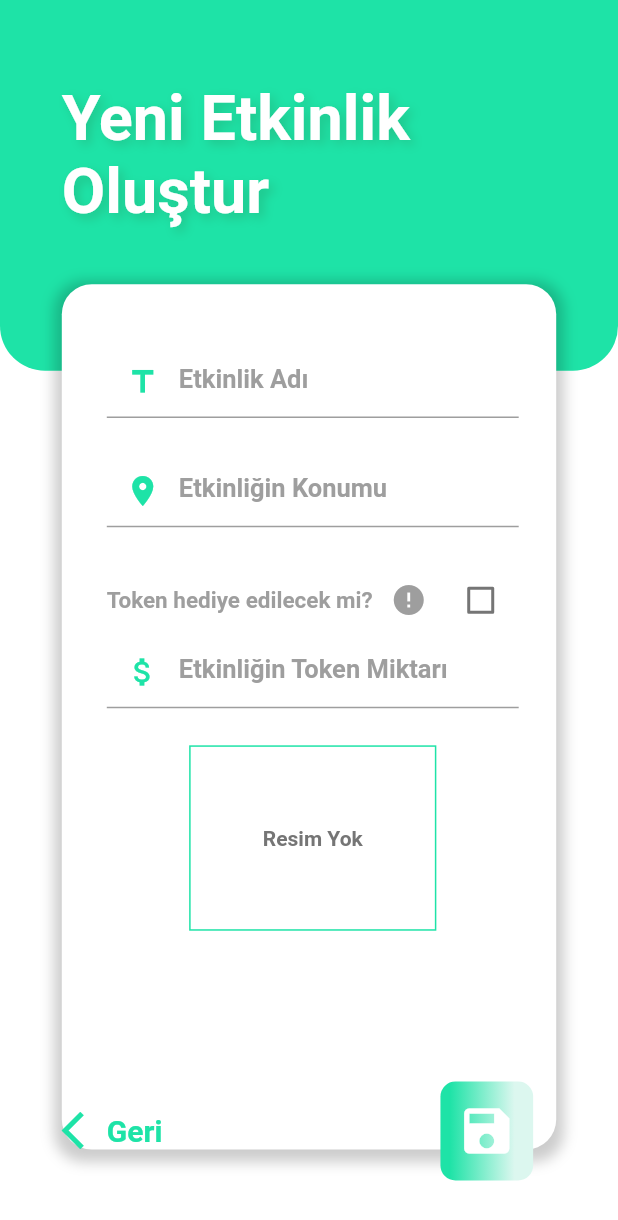
After one commit to MrBuluc/mvrg_app, a Flutter app: the CreateEventPage screen opened directly, on a phone screen of 412 x 824 dp. The commit adds this screen. Shown: the top 1220 px of the screen. Run offline on Flutter 3.47's test engine with Material 2 defaults, Android fonts, the light colour scheme and no system bars; our stand-ins replace awesome_dialog, cloud_firestore, connectivity_plus, firebase_auth, firebase_core, firebase_storage and 2 more; accounts and stored records are empty; Roboto replaces fonts that are missing (Catamaran).

Commit message:
added events and create event pages

```diff
--- a/lib/common_widget/text_form_fieldC.dart
+++ b/lib/common_widget/text_form_fieldC.dart
@@ -33,11 +33,7 @@ class TextFormFieldC extends StatelessWidget {
             iconData,
             color: newBadgeAndEventColor,
           ),
-          hintStyle: const TextStyle(
-              fontFamily: "Catamaran",
-              fontWeight: FontWeight.bold,
-              color: Colors.grey,
-              fontSize: 17),
+          hintStyle: textFormFieldHintStyle,
           hintText: hintText),
       validator: validator,
     );
--- a/lib/ui/const.dart
+++ b/lib/ui/const.dart
@@ -97,10 +97,16 @@ const TextStyle miniHeader = TextStyle(
       )
     ]);
 
+const TextStyle textFormFieldHintStyle = TextStyle(
+    fontFamily: "Catamaran",
+    fontWeight: FontWeight.bold,
+    color: Colors.grey,
+    fontSize: 17);
+
 Color textFieldPrimaryColor = const Color.fromRGBO(30, 227, 167, 1);
 Color colorOne = const Color.fromRGBO(116, 235, 213, 1);
 Color colorTwo = const Color.fromRGBO(172, 182, 229, 1);
-Color newBadgeColor = const Color.fromRGBO(30, 227, 167, 1);
+Color newBadgeAndEventColor = const Color.fromRGBO(30, 227, 167, 1);
 
 Decoration gradient = const BoxDecoration(
     gradient: LinearGradient(
--- /dev/null
+++ b/lib/ui/events_page/create_event_page.dart
@@ -0,0 +1,328 @@
+import 'dart:io';
+
+import 'package:awesome_dialog/awesome_dialog.dart';
+import 'package:flutter/material.dart';
+import 'package:image_picker/image_picker.dart';
+import 'package:mvrg_app/common_widget/back_and_save.dart';
+import 'package:mvrg_app/common_widget/image_file.dart';
+import 'package:mvrg_app/common_widget/text_form_fieldC.dart';
+import 'package:mvrg_app/services/validator.dart';
+import 'package:mvrg_app/ui/const.dart';
+import 'package:mvrg_app/viewmodel/user_model.dart';
+import 'package:provider/provider.dart';
+import 'package:uuid/uuid.dart';
+
+import '../../app/exceptions.dart';
+import '../../model/events/event.dart';
+
+class CreateEventPage extends StatefulWidget {
+  const CreateEventPage({Key? key}) : super(key: key);
+
+  @override
+  State<CreateEventPage> createState() => _CreateEventPageState();
+}
+
+class _CreateEventPageState extends State<CreateEventPage> {
+  late Size size;
+
+  List<String> titlesList = [];
+
+  TextEditingController titleCnt = TextEditingController();
+  TextEditingController locationCnt = TextEditingController();
+  TextEditingController priceCnt = TextEditingController();
+
+  bool? award = false;
+  bool isProgress = false;
+
+  File? image;
+
+  GlobalKey<FormState> formKey = GlobalKey<FormState>();
+
+  @override
+  void initState() {
+    super.initState();
+    getEventTitles();
+  }
+
+  Future getEventTitles() async {
+    titlesList =
+        await Provider.of<UserModel>(context, listen: false).getEventsTitles();
+  }
+
+  @override
+  Widget build(BuildContext context) {
+    size = MediaQuery.of(context).size;
+
+    return Scaffold(
+      resizeToAvoidBottomInset: false,
+      backgroundColor: Colors.white,
+      body: Column(
+        children: [
+          Theme(
+              data: ThemeData(primaryColor: newBadgeAndEventColor),
+              child: buildHeaderAndTextForms()),
+          BackAndSave(isProgress: isProgress, onTap: createEvent)
+        ],
+      ),
+    );
+  }
+
+  Widget buildHeaderAndTextForms() => SizedBox(
+        height: size.height * .8,
+        child: Stack(
+          clipBehavior: Clip.none,
+          children: [
+            Container(
+              width: size.width,
+              height: size.height * .3,
+              decoration: BoxDecoration(
+                  color: newBadgeAndEventColor,
+                  borderRadius: const BorderRadius.only(
+                      bottomLeft: Radius.circular(30),
+                      bottomRight: Radius.circular(30))),
+              child: Padding(
+                padding: EdgeInsets.only(
+                  left: size.width * .1,
+                  bottom: size.width * .1,
+                ),
+                child: Column(
+                  crossAxisAlignment: CrossAxisAlignment.start,
+                  mainAxisAlignment: MainAxisAlignment.center,
+                  children: const [
+                    Text(
+                      "Yeni Etkinlik Oluştur",
+                      style: headerText,
+                    )
+                  ],
+                ),
+              ),
+            ),
+            Positioned(
+              top: size.height * .23,
+              right: size.width * .1,
+              left: size.width * .1,
+              child: Container(
+                height: size.height * .7,
+                width: size.width * .6,
+                decoration: BoxDecoration(
+                    color: Colors.white,
+                    borderRadius: BorderRadius.circular(20),
+                    boxShadow: [
+                      BoxShadow(
+                          color: Colors.black.withOpacity(.2),
+                          spreadRadius: 5,
+                          blurRadius: 7,
+                          offset: const Offset(0, 3))
+                    ]),
+                child: Form(
+                  key: formKey,
+                  child: Padding(
+                    padding: EdgeInsets.only(
+                        top: size.width * .1, right: 25, left: 30),
+                    child: SingleChildScrollView(
+                      child: Column(
+                        crossAxisAlignment: CrossAxisAlignment.start,
+                        children: [
+                          TextFormFieldC(
+                              styleColor: Colors.grey,
+                              controller: titleCnt,
+                              iconData: Icons.title,
+                              hintText: "Etkinlik Adı",
+                              validator: (String? value) =>
+                                  Validator.listContainsControl(
+                                      value,
+                                      titlesList,
+                                      "Bu isimde bir etkinlik bulunmaktadır",
+                                      "Bir etkinlik adı belirtmelisiniz")),
+                          SizedBox(height: size.height * .03),
+                          TextFormFieldC(
+                              styleColor: Colors.grey,
+                              controller: locationCnt,
+                              iconData: Icons.location_on,
+                              hintText: "Etkinliğin Konumu",
+                              validator: (String? value) =>
+                                  Validator.emptyControl(value,
+                                      "Etkinliğin konumunu belirtmelisiniz")),
+                          SizedBox(
+                            height: size.height * .03,
+                          ),
+                          Container(
+                            alignment: Alignment.centerLeft,
+                            child: Row(
+                              children: [
+                                Text(
+                                  "Token hediye edilecek mi?",
+                                  style: textFormFieldHintStyle.copyWith(
+                                      fontSize: 15),
+                                ),
+                                IconButton(
+                                  icon: const Icon(
+                                    Icons.error,
+                                    color: Colors.grey,
+                                  ),
+                                  onPressed: () {
+                                    AwesomeDialog(
+                                            context: context,
+                                            dialogType: DialogType.INFO,
+                                            animType: AnimType.RIGHSLIDE,
+                                            headerAnimationLoop: false,
+                                            title: "Token Hediye Etmek Nedir?",
+                                            desc: "Checkbox'u işaretlerseniz "
+                                                "etkinliğin katılımcılarına token "
+                                                "hediye edilir. Checkbox'u boş "
+                                                "bırakırsanız etkinliğin "
+                                                "katılımcılarından token alınır.",
+                                            btnOkOnPress: () {},
+                                            btnOkText: "Tamam",
+                                            btnOkColor: Colors.blue)
+                                        .show();
+                                  },
+                                ),
+                                Checkbox(
+                                  value: award,
+                                  onChanged: (bool? value) => setState(() {
+                                    award = value;
+                                  }),
+                                )
+                              ],
+                            ),
+                          ),
+                          TextFormFieldC(
+                            styleColor: Colors.grey,
+                            controller: priceCnt,
+                            iconData: Icons.attach_money,
+                            hintText: "Etkinliğin Token Miktarı",
+                            validator: checkPrice,
+                            textInputType: TextInputType.number,
+                          ),
+                          SizedBox(
+                            height: size.height * .03,
+                          ),
+                          ImageFile(
+                              child: buildImageFileChild(),
+                              onTap: galeriResimPick)
+                        ],
+                      ),
+                    ),
+                  ),
+                ),
+              ),
+            )
+          ],
+        ),
+      );
+
+  String? checkPrice(String? value) {
+    if (int.tryParse(value!) != null) {
+      return null;
+    } else {
+      return "Lütfen token mikarını belirtecek bir sayı giriniz";
+    }
+  }
+
+  Widget buildImageFileChild() {
+    if (image == null) {
+      return Text(
+        "Resim Yok",
+        style:
+            TextStyle(color: Colors.grey.shade600, fontWeight: FontWeight.bold),
+      );
+    } else {
+      return Image.file(image!);
+    }
+  }
+
+  Future galeriResimPick() async {
+    try {
+      XFile? pickedFile =
+          await ImagePicker().pickImage(source: ImageSource.gallery);
+
+      setState(() {
+        image = File(pickedFile!.path);
+      });
+    } catch (e) {
+      ScaffoldMessenger.of(context).showSnackBar(const SnackBar(
+        content: Text("Resim Seçilmedi 😕"),
+        duration: Duration(seconds: 2),
+      ));
+    }
+  }
+
+  Future createEvent() async {
+    setState(() {
+      isProgress = true;
+    });
+
+    if (image == null) {
+      ScaffoldMessenger.of(context).showSnackBar(const SnackBar(
+        content: Text("Lütfen etkinlik için bir resim seçiniz!!!"),
+        duration: Duration(seconds: 2),
+      ));
+
+      setState(() {
+        isProgress = false;
+      });
+    } else {
+      if (formKey.currentState!.validate()) {
+        UserModel userModel = Provider.of<UserModel>(context, listen: false);
+
+        try {
+          String imageUrl =
+              await userModel.uploadFile("Events", image!, titleCnt.text);
+
+          bool result = await userModel.setEvent(Event(
+              title: titleCnt.text,
+              location: locationCnt.text,
+              imageUrl: imageUrl,
+              award: award,
+              tokenPrice: int.parse(priceCnt.text),
+              code: const Uuid().v4()));
+
+          if (result) {
+            AwesomeDialog(
+                    context: context,
+                    dialogType: DialogType.SUCCES,
+                    animType: AnimType.RIGHSLIDE,
+                    headerAnimationLoop: false,
+                    title: "Yeni Etkinlik Oluşturulu 👍",
+                    desc: "Yeni etkinlik başarılı bir şekilde oluşturuldu",
+                    btnOkOnPress: () {},
+                    btnOkText: "Tamam",
+                    btnOkColor: Colors.blue)
+                .show();
+
+            setState(() {
+              isProgress = false;
+            });
+          }
+        } catch (e) {
+          AwesomeDialog(
+                  context: context,
+                  dialogType: DialogType.WARNING,
+                  animType: AnimType.RIGHSLIDE,
+                  headerAnimationLoop: true,
+                  title: "Etkinlik Oluşturma HATA",
+                  desc: Exceptions.goster(e.toString()),
+                  btnOkOnPress: () {},
+                  btnOkText: "Tamam",
+                  btnOkColor: Colors.blue)
+              .show();
+
+          setState(() {
+            isProgress = false;
+          });
+        }
+      } else {
+        ScaffoldMessenger.of(context).showSnackBar(SnackBar(
+            content: const Text(
+                "Lütfen İstenilen Değerleri Doğru ve Tam Giriniz..."),
+            duration: const Duration(seconds: 2),
+            backgroundColor: colorTwo));
+
+        setState(() {
+          isProgress = false;
+        });
+      }
+    }
+  }
+}
--- a/pubspec.yaml
+++ b/pubspec.yaml
@@ -38,6 +38,7 @@ dependencies:
   image_picker: 0.8.5+3
   connectivity_plus: 2.3.6+1
   http: 0.13.5
+  uuid: 3.0.6
 
 
   # The following adds the Cupertino Icons font to your application.
```
Also changed, not shown: lib/repository/user_repository.dart (+11 -3 lines), lib/services/firebase/firebase_storage_service.dart (+4 -4 lines), lib/services/firebase/firestore_service.dart (+28 -1 lines), lib/ui/events_page/events_page.dart (+7 -1 lines), lib/viewmodel/user_model.dart (+21 -2 lines), pubspec.lock.
